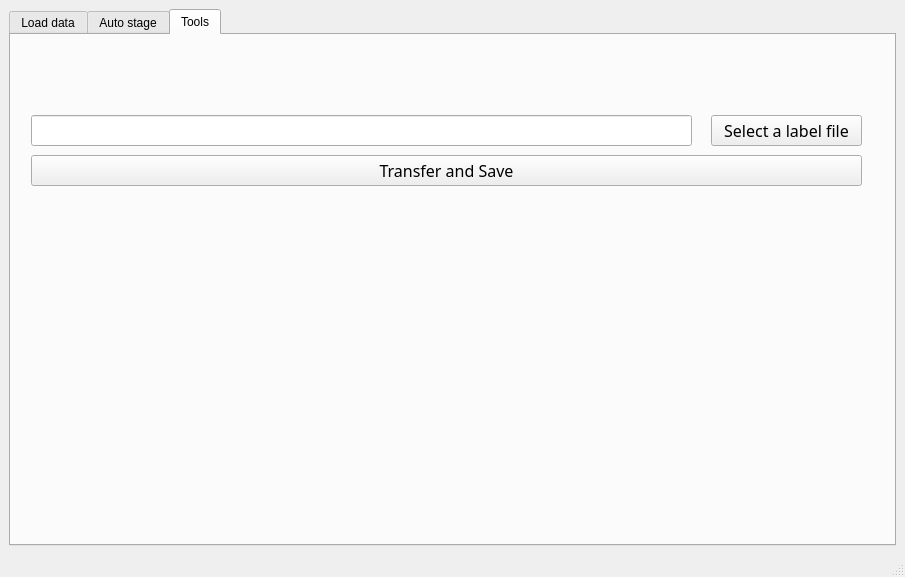
Qt form MiSleep/gui/load_data/load_data.ui (bian-lab/MiSleep) before a commit.
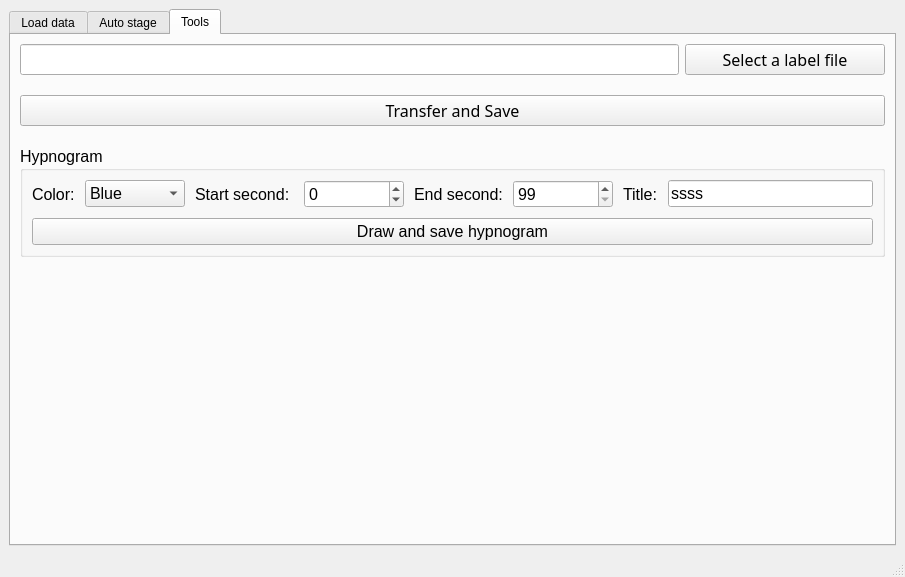
The same form after that commit. The open tabs and pages were chosen to show the change. Icons and pictures are not drawn.

Commit message: add hypnogram tool and fix some bugs

What changed in the file:
```diff
--- a/MiSleep/gui/load_data/load_data.ui
+++ b/MiSleep/gui/load_data/load_data.ui
@@ -410,63 +410,240 @@
        <attribute name="title">
         <string>Tools</string>
        </attribute>
-       <widget class="QLineEdit" name="labelFileEditor">
-        <property name="geometry">
-         <rect>
-          <x>20</x>
-          <y>80</y>
-          <width>661</width>
-          <height>31</height>
-         </rect>
+       <layout class="QGridLayout" name="gridLayout_2">
+        <property name="verticalSpacing">
+         <number>20</number>
         </property>
-        <property name="font">
-         <font>
-          <family>Microsoft JhengHei Light</family>
-          <pointsize>12</pointsize>
-         </font>
-        </property>
-        <property name="readOnly">
-         <bool>true</bool>
-        </property>
-       </widget>
-       <widget class="QPushButton" name="selectFileBt">
-        <property name="geometry">
-         <rect>
-          <x>700</x>
-          <y>80</y>
-          <width>151</width>
-          <height>31</height>
-         </rect>
-        </property>
-        <property name="font">
-         <font>
-          <family>Microsoft JhengHei Light</family>
-          <pointsize>12</pointsize>
-         </font>
-        </property>
-        <property name="text">
-         <string>Select a label file</string>
-        </property>
-       </widget>
-       <widget class="QPushButton" name="transferBt">
-        <property name="geometry">
-         <rect>
-          <x>20</x>
-          <y>120</y>
-          <width>831</width>
-          <height>31</height>
-         </rect>
-        </property>
-        <property name="font">
-         <font>
-          <family>Microsoft JhengHei UI Light</family>
-          <pointsize>12</pointsize>
-         </font>
-        </property>
-        <property name="text">
-         <string>Transfer and Save</string>
-        </property>
-       </widget>
+        <item row="3" column="0" colspan="2">
+         <spacer name="verticalSpacer">
+          <property name="orientation">
+           <enum>Qt::Vertical</enum>
+          </property>
+          <property name="sizeHint" stdset="0">
+           <size>
+            <width>20</width>
+            <height>40</height>
+           </size>
+          </property>
+         </spacer>
+        </item>
+        <item row="0" column="1">
+         <widget class="QPushButton" name="selectFileBt">
+          <property name="minimumSize">
+           <size>
+            <width>200</width>
+            <height>0</height>
+           </size>
+          </property>
+          <property name="font">
+           <font>
+            <family>Microsoft JhengHei Light</family>
+            <pointsize>12</pointsize>
+           </font>
+          </property>
+          <property name="text">
+           <string>Select a label file</string>
+          </property>
+         </widget>
+        </item>
+        <item row="2" column="0" colspan="2">
+         <widget class="QGroupBox" name="groupBox">
+          <property name="font">
+           <font>
+            <family>Microsoft JhengHei UI</family>
+            <pointsize>12</pointsize>
+           </font>
+          </property>
+          <property name="title">
+           <string>Hypnogram</string>
+          </property>
+          <layout class="QGridLayout" name="gridLayout_5">
+           <property name="spacing">
+            <number>10</number>
+           </property>
+           <item row="0" column="5">
+            <widget class="QSpinBox" name="endSecEditor">
+             <property name="minimumSize">
+              <size>
+               <width>100</width>
+               <height>0</height>
+              </size>
+             </property>
+             <property name="font">
+              <font>
+               <family>Microsoft YaHei UI</family>
+               <pointsize>12</pointsize>
+              </font>
+             </property>
+             <property name="minimum">
+              <number>99</number>
+             </property>
+             <property name="maximum">
+              <number>999999999</number>
+             </property>
+             <property name="value">
+              <number>99</number>
+             </property>
+            </widget>
+           </item>
+           <item row="0" column="2">
+            <widget class="QLabel" name="label_6">
+             <property name="font">
+              <font>
+               <family>Microsoft YaHei UI</family>
+               <pointsize>12</pointsize>
+              </font>
+             </property>
+             <property name="text">
+              <string>Start second: </string>
+             </property>
+            </widget>
+           </item>
+           <item row="0" column="7">
+            <widget class="QLineEdit" name="titleEditor">
+             <property name="font">
+              <font>
+               <family>Microsoft YaHei UI</family>
+               <pointsize>12</pointsize>
+              </font>
+             </property>
+             <property name="text">
+              <string>ssss</string>
+             </property>
+            </widget>
+           </item>
+           <item row="0" column="3">
+            <widget class="QSpinBox" name="startSecEditor">
+             <property name="minimumSize">
+              <size>
+               <width>100</width>
+               <height>0</height>
+              </size>
+             </property>
+             <property name="font">
+              <font>
+               <family>Microsoft YaHei UI</family>
+               <pointsize>12</pointsize>
+              </font>
+             </property>
+             <property name="minimum">
+              <number>-1</number>
+             </property>
+             <property name="maximum">
+              <number>999999999</number>
+             </property>
+            </widget>
+           </item>
+           <item row="0" column="1">
+            <widget class="QComboBox" name="colorSelector">
+             <property name="minimumSize">
+              <size>
+               <width>100</width>
+               <height>0</height>
+              </size>
+             </property>
+             <item>
+              <property name="text">
+               <string>Blue</string>
+              </property>
+             </item>
+             <item>
+              <property name="text">
+               <string>Red</string>
+              </property>
+             </item>
+             <item>
+              <property name="text">
+               <string>Purple</string>
+              </property>
+             </item>
+             <item>
+              <property name="text">
+               <string>Orange</string>
+              </property>
+             </item>
+             <item>
+              <property name="text">
+               <string>Green</string>
+              </property>
+             </item>
+             <item>
+              <property name="text">
+               <string>Yellow</string>
+              </property>
+             </item>
+            </widget>
+           </item>
+           <item row="0" column="6">
+            <widget class="QLabel" name="label_4">
+             <property name="font">
+              <font>
+               <family>Microsoft YaHei UI</family>
+               <pointsize>12</pointsize>
+              </font>
+             </property>
+             <property name="text">
+              <string>Title:</string>
+             </property>
+            </widget>
+           </item>
+           <item row="0" column="4">
+            <widget class="QLabel" name="label_5">
+             <property name="font">
+              <font>
+               <family>Microsoft YaHei UI</family>
+               <pointsize>12</pointsize>
+              </font>
+             </property>
+             <property name="text">
+              <string>End second:</string>
+             </property>
+            </widget>
+           </item>
+           <item row="0" column="0">
+            <widget class="QLabel" name="label_13">
+             <property name="text">
+              <string>Color:</string>
+             </property>
+            </widget>
+           </item>
+           <item row="1" column="0" colspan="8">
+            <widget class="QPushButton" name="hypnogramBt">
+             <property name="text">
+              <string>Draw and save hypnogram</string>
+             </property>
+            </widget>
+           </item>
+          </layout>
+         </widget>
+        </item>
+        <item row="1" column="0" colspan="2">
+         <widget class="QPushButton" name="transferBt">
+          <property name="font">
+           <font>
+            <family>Microsoft JhengHei UI Light</family>
+            <pointsize>12</pointsize>
+           </font>
+          </property>
+          <property name="text">
+           <string>Transfer and Save</string>
+          </property>
+         </widget>
+        </item>
+        <item row="0" column="0">
+         <widget class="QLineEdit" name="labelFileEditor">
+          <property name="font">
+           <font>
+            <family>Microsoft JhengHei Light</family>
+            <pointsize>12</pointsize>
+           </font>
+          </property>
+          <property name="readOnly">
+           <bool>true</bool>
+          </property>
+         </widget>
+        </item>
+       </layout>
       </widget>
      </widget>
     </item>
```
Left out of the diff: 4 changed lines with no effect on the pictures. The commit also changes 9 other files.
